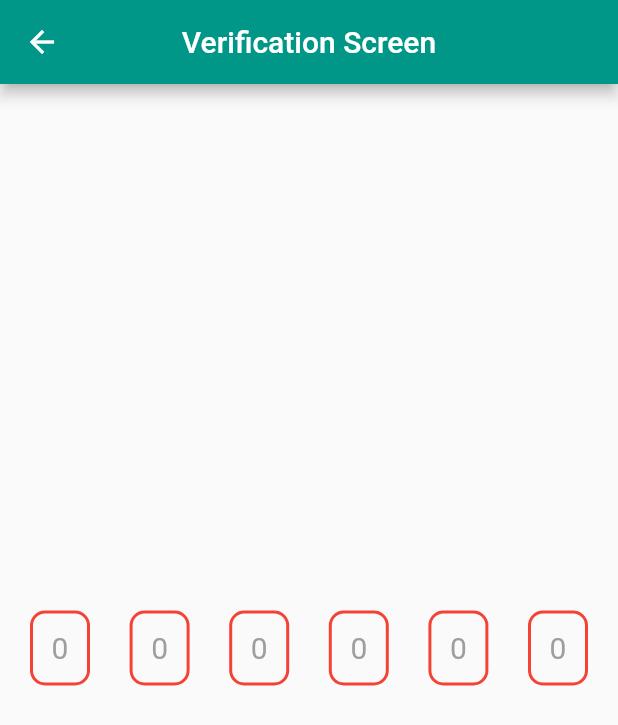
After one commit to Fareed-Shah/WhatsApp-UI-design, a Flutter app: the screen it shows after launch, after a tap on "START YOUR COMMUNITY", on a phone screen of 412 x 824 dp. The commit adds this screen. Shown: the top 725 px of the screen. Run offline on Flutter 3.47's test engine with Material 2 defaults, Android fonts, the light colour scheme and no system bars; drawn by our look-alikes of pin_code_fields; network calls fail.

Commit message:
pincoddeTextfield Package

```diff
--- a/lib/communities_Tab.dart
+++ b/lib/communities_Tab.dart
@@ -1,4 +1,5 @@
 import 'package:flutter/material.dart';
+import 'package:whatsupp_ui/verification_text_field.dart';
 
 class Communities extends StatefulWidget {
   const Communities({super.key});
@@ -29,13 +30,21 @@ class _CommunitiesState extends State<Communities> {
           const SizedBox(
             height: 40.0,
           ),
-          Container(
+          GestureDetector(
+            onTap: () {
+              Navigator.push(
+                  context,
+                  MaterialPageRoute(
+                      builder: (context) => const VerificationScreen()));
+            },
+            child: Container(
               height: 40.0,
               width: 300.0,
               decoration: BoxDecoration(
                   color: Colors.teal, borderRadius: BorderRadius.circular(5.0)),
               alignment: Alignment.center,
               child: const Text('START YOUR COMMUNITY'),
+            ),
           )
         ],
       )),
--- /dev/null
+++ b/lib/verification_text_field.dart
@@ -0,0 +1,46 @@
+import 'package:flutter/material.dart';
+import 'package:pin_code_fields/pin_code_fields.dart';
+
+class VerificationScreen extends StatefulWidget {
+  const VerificationScreen({super.key});
+
+  @override
+  State<VerificationScreen> createState() => _VerificationScreenState();
+}
+
+class _VerificationScreenState extends State<VerificationScreen> {
+  @override
+  Widget build(BuildContext context) {
+    return Scaffold(
+      appBar: AppBar(
+        title: const Text('Verification Screen'),
+        centerTitle: true,
+      ),
+      body: Padding(
+        padding: const EdgeInsets.all(20.0),
+        child: SafeArea(
+            child: Center(
+          child: PinCodeTextField(
+              appContext: context,
+              length: 6,
+              enabled: true,
+              keyboardType: TextInputType.number,
+              hintCharacter: '0',
+              cursorColor: Colors.teal,
+              cursorHeight: 15.0,
+              // enableActiveFill: true
+
+              pinTheme: PinTheme(
+                  fieldHeight: 50,
+                  fieldWidth: 40,
+                  shape: PinCodeFieldShape.box,
+                  activeFillColor: Colors.orange,
+                  activeColor: Colors.teal,
+                  selectedColor: Colors.blueGrey,
+                  borderRadius: BorderRadius.circular(10)),
+              onChanged: (value) {}),
+        )),
+      ),
+    );
+  }
+}
--- a/pubspec.yaml
+++ b/pubspec.yaml
@@ -36,6 +36,8 @@ dependencies:
   # The following adds the Cupertino Icons font to your application.
   # Use with the CupertinoIcons class for iOS style icons.
   cupertino_icons: ^1.0.2
+  badges: ^3.0.2
+  pin_code_fields: ^7.4.0
 
 dev_dependencies:
   flutter_test:
```
Also changed, not shown: lib/home.dart (+25 -12 lines), pubspec.lock. Lines whose indentation alone changed are shown as unchanged.
